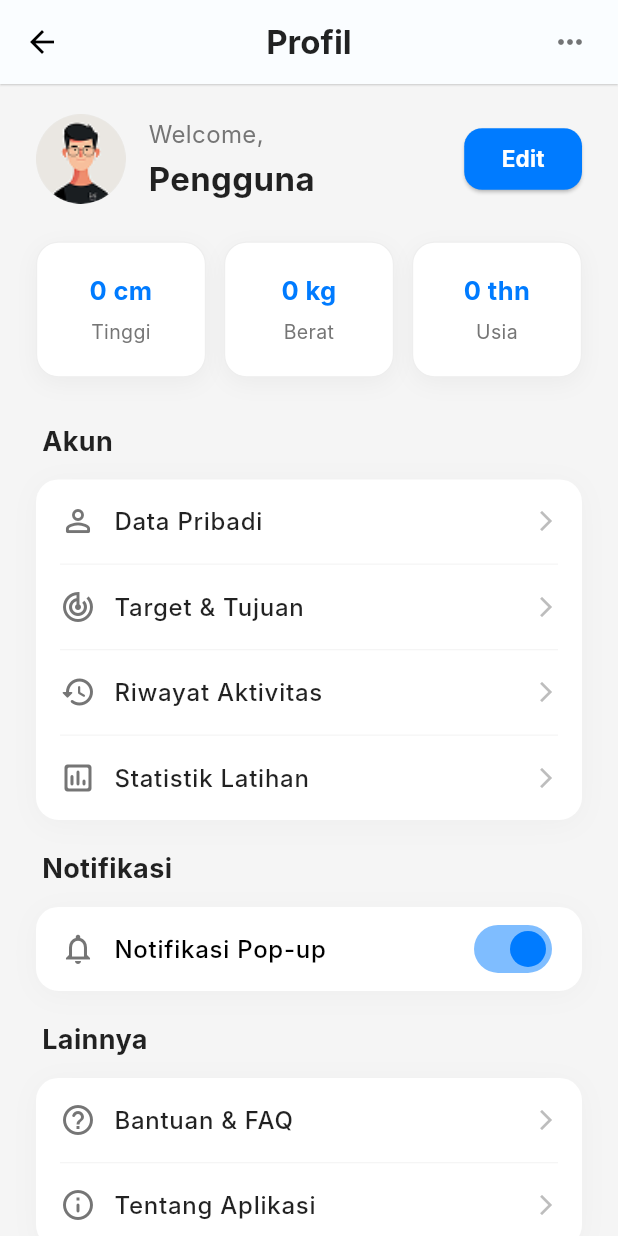
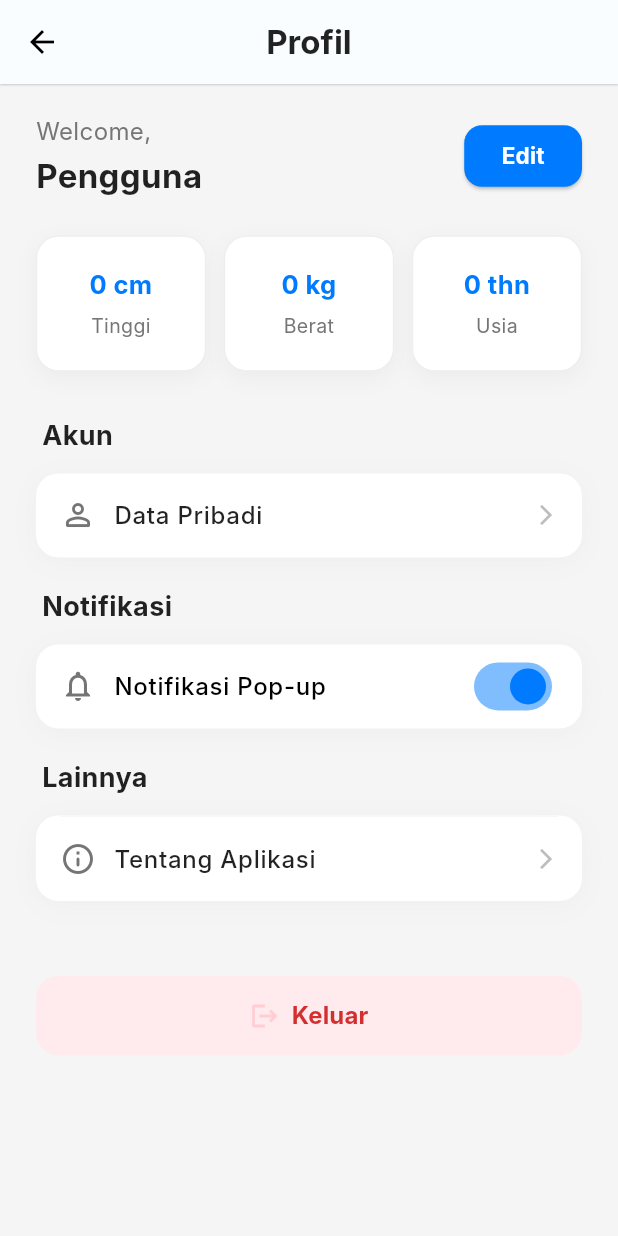
Before and after one commit to irsyadst/nutri_balance, a Flutter app: the ProfileScreen screen opened directly with empty values, on a phone screen of 412 x 824 dp. Run offline on Flutter 3.47's test engine with Material 3 defaults, Android fonts, the phone set to English and light mode, and no system bars; our stand-ins replace fl_chart, flutter_svg, pinput, shared_preferences, table_calendar; accounts and stored records are empty; Roboto replaces fonts that are missing (Inter); project files that could hold a hidden picture were left out.

Commit message:
refactor: Simplify UI and remove redundant features
This commit simplifies the user interface across several screens by removing non-essential elements and features to streamline the user experience.

### Key Changes:

-   **Home & Profile Headers:**
    -   Removed the user avatar display from `HomeHeader` and `ProfileHeader` to create a cleaner, more focused header design.

-   **Profile Screen:**
    -   Removed several list items from the user profile menu, including "Target & Tujuan," "Riwayat Aktivitas," "Statistik Latihan," and "Bantuan & FAQ," to simplify navigation.
    -   The "More options" (`...`) button in the `AppBar` has also been removed.

-   **Statistics Screen:**
    -   Removed the "Progres Berat Badan" (Weight Progress) card and its associated logic from the main statistics view.
    -   The "Berat Badan" category has been removed from the detailed statistics section.

-   **Meal Package Screen:**
    -   Removed the explicit back button from the `AppBar`, relying on the default navigation behavior.

```diff
--- a/lib/views/screens/profile_screen.dart
+++ b/lib/views/screens/profile_screen.dart
@@ -62,22 +62,6 @@ class _ProfileScreenState extends State<ProfileScreen> {
     }
   }
 
-  // Fungsi Navigasi ke Edit Target & Tujuan
-  void _navigateToEditTargetGoals() async {
-    final result = await Navigator.push(
-      context,
-      MaterialPageRoute(
-        builder: (context) => EditTargetGoalsScreen(user: _currentUser),
-      ),
-    );
-    if (result is User && mounted) {
-      setState(() { _currentUser = result; });
-    } else if (result == true && mounted) {
-      // TODO: Implement fetch user profile from API/Controller
-      print("Target/Goals updated, ideally refetch user data here.");
-    }
-  }
-
   @override
   Widget build(BuildContext context) {
     return Scaffold(
@@ -88,12 +72,6 @@ class _ProfileScreenState extends State<ProfileScreen> {
         backgroundColor: Colors.white,
         elevation: 0.5, // Shadow tipis di AppBar
         shadowColor: Colors.grey.shade200,
-        actions: [
-          IconButton( icon: const Icon(Icons.more_horiz, color: Colors.black54), onPressed: () {
-            // TODO: Implementasi aksi more options di AppBar
-          }, tooltip: 'Opsi Lainnya'),
-          const SizedBox(width: 8),
-        ],
       ),
       body: SingleChildScrollView(
         child: Padding( // Padding utama untuk seluruh konten
@@ -133,24 +111,6 @@ class _ProfileScreenState extends State<ProfileScreen> {
                       title: 'Data Pribadi',
                       onTap: _navigateToEditProfile, // Tetap arahkan ke edit profile utama
                     ),
-                    const ProfileListDivider(), // Gunakan divider kustom
-                    ProfileListTile(
-                      icon: Icons.track_changes_outlined, // Ikon target
-                      title: 'Target & Tujuan', // Ubah teks sesuai desain
-                      onTap: _navigateToEditTargetGoals, // Arahkan ke edit target
-                    ),
-                    const ProfileListDivider(),
-                    ProfileListTile(
-                      icon: Icons.history_rounded, // Ikon history
-                      title: 'Riwayat Aktivitas',
-                      onTap: () { /* TODO: Navigasi Riwayat Aktivitas */ },
-                    ),
-                    const ProfileListDivider(),
-                    ProfileListTile(
-                      icon: Icons.insert_chart_outlined_rounded, // Ikon chart
-                      title: 'Statistik Latihan', // Ubah nama jika perlu
-                      onTap: () { /* TODO: Navigasi Statistik */ },
-                    ),
                   ],
                 ),
               ),
@@ -183,7 +143,6 @@ class _ProfileScreenState extends State<ProfileScreen> {
                 child: ProfileSection(
                   title: 'Lainnya',
                   children: [
-                    ProfileListTile( icon: Icons.help_outline_rounded, title: 'Bantuan & FAQ', onTap: () {}),
                     const ProfileListDivider(),
                     ProfileListTile( icon: Icons.info_outline_rounded, title: 'Tentang Aplikasi', onTap: () {}),
                   ],
--- a/lib/views/widgets/profile/profile_header.dart
+++ b/lib/views/widgets/profile/profile_header.dart
@@ -20,16 +20,6 @@ class ProfileHeader extends StatelessWidget {
         Row(
           crossAxisAlignment: CrossAxisAlignment.center, // Sejajarkan vertikal
           children: [
-            CircleAvatar(
-              radius: 30, // Ukuran avatar
-              backgroundColor: Colors.grey[200], // Warna placeholder
-              // TODO: Ganti dengan path gambar avatar asli jika ada
-              backgroundImage: const AssetImage('assets/images/avatar_placeholder.png'),
-              // Fallback jika gambar gagal dimuat
-              onBackgroundImageError: (_, __) {}, // Handle error (opsional)
-              child: const ClipOval(child: null), // Pastikan bentuknya bulat
-            ),
-            const SizedBox(width: 15),
             // Welcome & Nama
             Column(
               crossAxisAlignment: CrossAxisAlignment.start,
```
Also changed, not shown: lib/views/screens/meal_package_screen.dart (+0 -8 lines), lib/views/screens/statistics_screen.dart (+0 -12 lines), lib/views/widgets/home/home_header.dart (+0 -33 lines).
